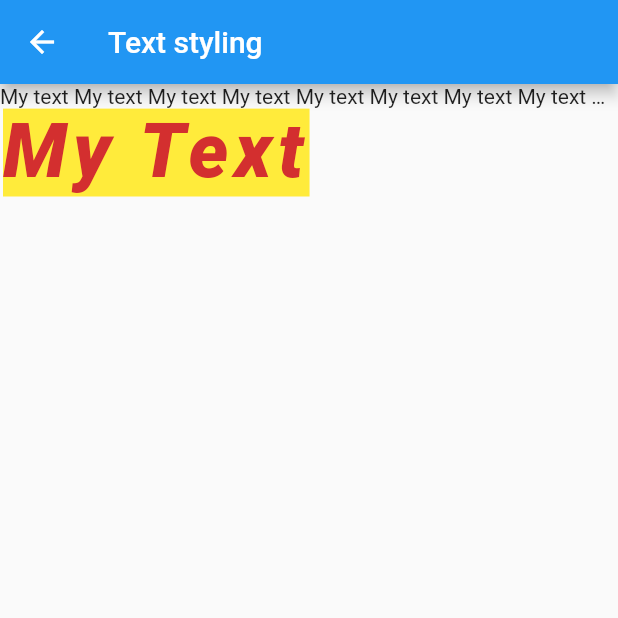
After one commit to WHITELOTUS0/FlutterProject, a Flutter app: the screen it shows after launch, after a tap on "Text styling", on a phone screen of 412 x 824 dp, the top half of it. The commit adds this screen. Run offline on Flutter 3.47's test engine with Material 2 defaults, Android fonts, the phone set to English and light mode, and no system bars; network calls fail.

Commit message:
Images and Decorations

```diff
--- a/myproject/lib/main.dart
+++ b/myproject/lib/main.dart
@@ -1,7 +1,10 @@
 import 'package:flutter/material.dart';
 import 'package:myproject/Screens/ColumnScreen.dart';
 import 'package:myproject/screens/ContainerScreen.dart';
+import 'package:myproject/screens/ContainerStylingScreen.dart';
+import 'package:myproject/screens/ImagesScreen.dart';
 import 'package:myproject/screens/RowsScreen.dart';
+import 'package:myproject/screens/TextStylingScreen.dart';
 
 void main() {
   runApp(const MyApp());
@@ -57,7 +60,7 @@ class _MyHomePageState extends State<MyHomePage> {
       appBar: AppBar(
         title: Text("Home Screen"),
       ),
-      body: Column(
+      body: ListView(
         children: [
           ListTile(
             title: Text("Columns"),
@@ -104,6 +107,51 @@ class _MyHomePageState extends State<MyHomePage> {
               );
             },
           ),
+
+          ListTile(
+            title: Text("Images"),
+            leading: Icon(Icons.photo_size_select_actual_outlined),
+            trailing: Icon(Icons.chevron_right),
+            subtitle:Text("All about Images..."),
+            onTap: (){
+              Navigator.push(
+                context,
+                MaterialPageRoute(
+                  builder: (context) => ImagesScreen(),
+                ),
+              );
+            },
+          ),
+
+          ListTile(
+            title: Text("Text styling"),
+            leading: Icon(Icons.text_fields_outlined),
+            trailing: Icon(Icons.chevron_right),
+            subtitle:Text("Decorating Text..."),
+            onTap: (){
+              Navigator.push(
+                context,
+                MaterialPageRoute(
+                  builder: (context) => TextStylingScreen(),
+                ),
+              );
+            },
+          ),
+
+          ListTile(
+            title: Text("Container styling"),
+            leading: Icon(Icons.deblur_rounded),
+            trailing: Icon(Icons.chevron_right),
+            subtitle:Text("Decorating Containers..."),
+            onTap: (){
+              Navigator.push(
+                context,
+                MaterialPageRoute(
+                  builder: (context) => ContainerStylingScreen(),
+                ),
+              );
+            },
+          ),
           /*InkWell(
             onTap: () {
               Navigator.push(
--- /dev/null
+++ b/myproject/lib/screens/TextStylingScreen.dart
@@ -0,0 +1,46 @@
+import 'package:flutter/cupertino.dart';
+import 'package:flutter/material.dart';
+
+class TextStylingScreen extends StatefulWidget {
+  const TextStylingScreen({super.key});
+
+  @override
+  State<TextStylingScreen> createState() => _myState();
+}
+
+class _myState extends State<TextStylingScreen> {
+  @override
+  Widget build(BuildContext context) {
+    return Scaffold(
+      appBar: AppBar(
+        title: Text("Text styling"),
+      ),
+      body: ListView(
+        children: [
+          Container(
+            child: Text("My text My text My text My text My text My text My text My text My text My text v My text My text My text",
+              textAlign: TextAlign.justify,
+              maxLines: 1,
+              overflow: TextOverflow.ellipsis,
+              style: TextStyle(),
+            ),
+          ),
+          Container(
+            child: Text("My Text ",
+              style: TextStyle(
+                color: Colors.red.shade700,
+                backgroundColor: Colors.yellow,
+                fontSize:50,
+                fontStyle: FontStyle.italic,
+                letterSpacing: 4,
+                fontWeight: FontWeight.w800,
+              ),
+            ),
+          )
+
+
+        ],
+      ),
+    );
+  }
+}
--- a/myproject/pubspec.yaml
+++ b/myproject/pubspec.yaml
@@ -60,7 +60,9 @@ flutter:
   uses-material-design: true
 
   # To add assets to your application, add an assets section, like this:
-  # assets:
+  assets:
+    - assets/
+    - assets/images/
   #   - images/a_dot_burr.jpeg
   #   - images/a_dot_ham.jpeg
 
```
Also changed, not shown: myproject/lib/screens/ContainerStylingScreen.dart (added, +42 -0 lines), myproject/lib/screens/ImagesScreen.dart (added, +44 -0 lines), myproject/assets/images/image1.jpg (added), myproject/assets/images/image2.jpg (added).
